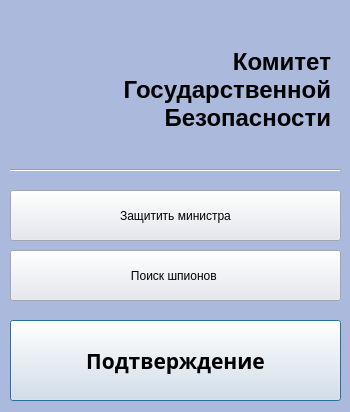
The window that ministrys/kgb.ui (vladyan18/MagaGame) describes before a commit, drawn with Qt 5.
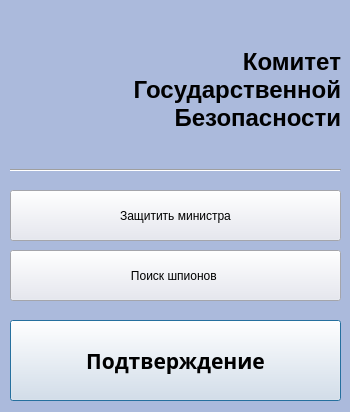
The same window after the commit. Icons and pictures are not drawn.

What changed in the file:
```diff
--- a/ministrys/kgb.ui
+++ b/ministrys/kgb.ui
@@ -1359,7 +1359,7 @@
     <rect>
      <x>120</x>
      <y>40</y>
-     <width>211</width>
+     <width>221</width>
      <height>101</height>
     </rect>
    </property>
```
